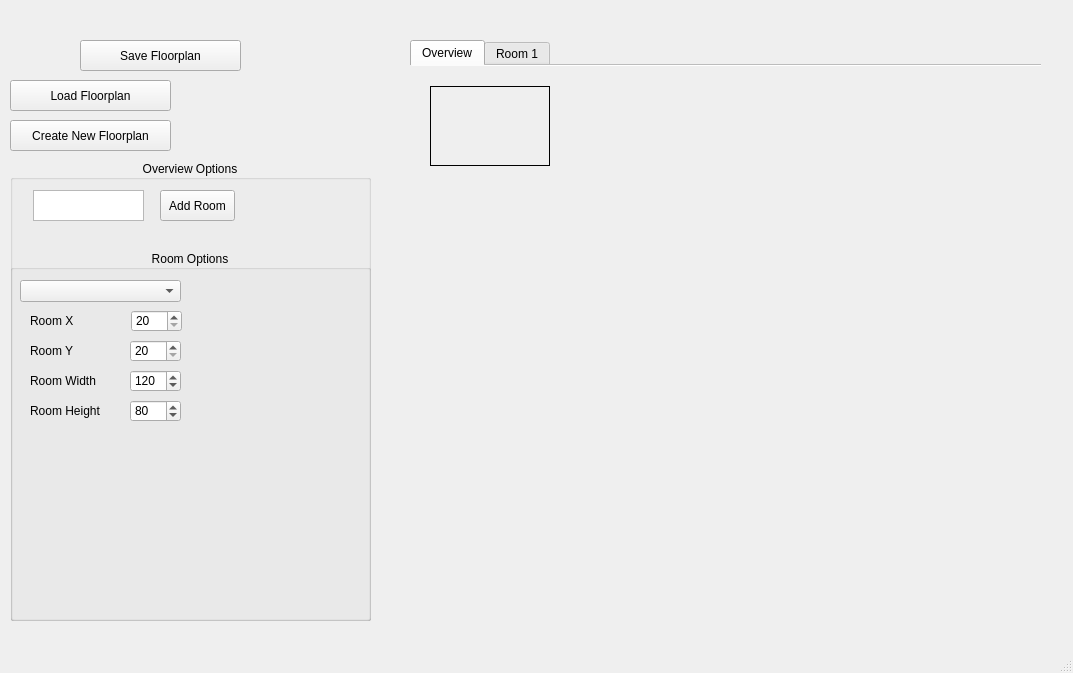
Above: Source/Views/floorplandesigner.ui from CS499-RoboVac/Robovac before the change. Below: the same form after it.
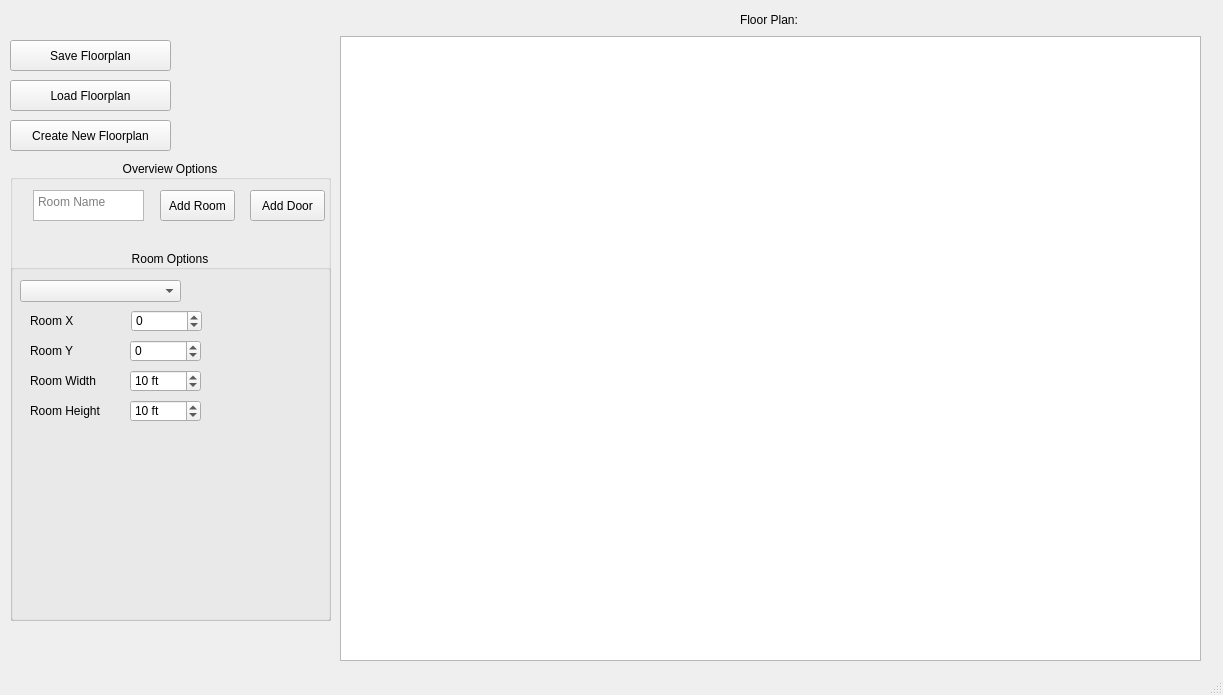
That is the form after the change.

```diff
--- a/Source/Views/floorplandesigner.ui
+++ b/Source/Views/floorplandesigner.ui
@@ -6,8 +6,8 @@
    <rect>
     <x>0</x>
     <y>0</y>
-    <width>1073</width>
-    <height>673</height>
+    <width>1223</width>
+    <height>695</height>
    </rect>
   </property>
   <property name="windowTitle">
@@ -17,7 +17,7 @@
    <widget class="QPushButton" name="saveFloorplanButton">
     <property name="geometry">
      <rect>
-      <x>80</x>
+      <x>10</x>
       <y>40</y>
       <width>161</width>
       <height>31</height>
@@ -53,89 +53,12 @@
      <string>Create New Floorplan</string>
     </property>
    </widget>
-   <widget class="QTabWidget" name="floorplanView">
-    <property name="geometry">
-     <rect>
-      <x>410</x>
-      <y>40</y>
-      <width>631</width>
-      <height>521</height>
-     </rect>
-    </property>
-    <property name="tabShape">
-     <enum>QTabWidget::Rounded</enum>
-    </property>
-    <property name="currentIndex">
-     <number>0</number>
-    </property>
-    <property name="documentMode">
-     <bool>true</bool>
-    </property>
-    <widget class="QWidget" name="overviewTab">
-     <attribute name="title">
-      <string>Overview</string>
-     </attribute>
-     <widget class="QFrame" name="r1">
-      <property name="geometry">
-       <rect>
-        <x>20</x>
-        <y>20</y>
-        <width>120</width>
-        <height>80</height>
-       </rect>
-      </property>
-      <property name="font">
-       <font>
-        <kerning>true</kerning>
-       </font>
-      </property>
-      <property name="frameShape">
-       <enum>QFrame::Box</enum>
-      </property>
-      <property name="frameShadow">
-       <enum>QFrame::Plain</enum>
-      </property>
-      <property name="lineWidth">
-       <number>1</number>
-      </property>
-     </widget>
-    </widget>
-    <widget class="QWidget" name="room1">
-     <attribute name="title">
-      <string>Room 1</string>
-     </attribute>
-     <widget class="QFrame" name="r1_full">
-      <property name="geometry">
-       <rect>
-        <x>20</x>
-        <y>20</y>
-        <width>600</width>
-        <height>400</height>
-       </rect>
-      </property>
-      <property name="font">
-       <font>
-        <kerning>true</kerning>
-       </font>
-      </property>
-      <property name="frameShape">
-       <enum>QFrame::Box</enum>
-      </property>
-      <property name="frameShadow">
-       <enum>QFrame::Plain</enum>
-      </property>
-      <property name="lineWidth">
-       <number>1</number>
-      </property>
-     </widget>
-    </widget>
-   </widget>
    <widget class="QGroupBox" name="optionsBox">
     <property name="geometry">
      <rect>
       <x>10</x>
       <y>160</y>
-      <width>361</width>
+      <width>321</width>
       <height>461</height>
      </rect>
     </property>
@@ -167,13 +90,16 @@
        <height>31</height>
       </rect>
      </property>
+     <property name="placeholderText">
+      <string>Room Name</string>
+     </property>
     </widget>
     <widget class="QGroupBox" name="roomOptions">
      <property name="geometry">
       <rect>
        <x>0</x>
        <y>90</y>
-       <width>361</width>
+       <width>321</width>
        <height>371</height>
       </rect>
      </property>
@@ -201,21 +127,21 @@
        <rect>
         <x>121</x>
         <y>60</y>
-        <width>51</width>
+        <width>71</width>
         <height>22</height>
        </rect>
       </property>
       <property name="minimum">
-       <number>20</number>
+       <number>-99999</number>
       </property>
       <property name="maximum">
-       <number>1000</number>
+       <number>99999999</number>
       </property>
       <property name="singleStep">
        <number>5</number>
       </property>
       <property name="value">
-       <number>20</number>
+       <number>0</number>
       </property>
      </widget>
      <widget class="QLabel" name="roomXLabel">
@@ -275,21 +201,21 @@
        <rect>
         <x>120</x>
         <y>90</y>
-        <width>51</width>
+        <width>71</width>
         <height>22</height>
        </rect>
       </property>
       <property name="minimum">
-       <number>20</number>
+       <number>-99999999</number>
       </property>
       <property name="maximum">
-       <number>1000</number>
+       <number>99999999</number>
       </property>
       <property name="singleStep">
        <number>5</number>
       </property>
       <property name="value">
-       <number>20</number>
+       <number>0</number>
       </property>
      </widget>
      <widget class="QSpinBox" name="roomWBox">
@@ -297,21 +223,24 @@
        <rect>
         <x>120</x>
         <y>120</y>
-        <width>51</width>
+        <width>71</width>
         <height>22</height>
        </rect>
       </property>
+      <property name="suffix">
+       <string> ft</string>
+      </property>
       <property name="minimum">
-       <number>50</number>
+       <number>2</number>
       </property>
       <property name="maximum">
-       <number>1000</number>
+       <number>99999999</number>
       </property>
       <property name="singleStep">
        <number>5</number>
       </property>
       <property name="value">
-       <number>120</number>
+       <number>10</number>
       </property>
      </widget>
      <widget class="QSpinBox" name="roomHBox">
@@ -319,24 +248,92 @@
        <rect>
         <x>120</x>
         <y>150</y>
-        <width>51</width>
+        <width>71</width>
         <height>22</height>
        </rect>
       </property>
+      <property name="suffix">
+       <string> ft</string>
+      </property>
       <property name="minimum">
-       <number>50</number>
+       <number>2</number>
       </property>
       <property name="maximum">
-       <number>1000</number>
+       <number>9999999</number>
       </property>
       <property name="singleStep">
        <number>5</number>
       </property>
       <property name="value">
-       <number>80</number>
+       <number>10</number>
       </property>
      </widget>
     </widget>
+    <widget class="QPushButton" name="addDoorButton">
+     <property name="geometry">
+      <rect>
+       <x>240</x>
+       <y>30</y>
+       <width>75</width>
+       <height>31</height>
+      </rect>
+     </property>
+     <property name="text">
+      <string>Add Door</string>
+     </property>
+    </widget>
+   </widget>
+   <widget class="QWidget" name="verticalLayoutWidget_3">
+    <property name="geometry">
+     <rect>
+      <x>340</x>
+      <y>10</y>
+      <width>861</width>
+      <height>651</height>
+     </rect>
+    </property>
+    <layout class="QVBoxLayout" name="GraphicLayout">
+     <item>
+      <layout class="QHBoxLayout" name="FloorPlanLayout">
+       <item>
+        <spacer name="horizontalSpacer">
+         <property name="orientation">
+          <enum>Qt::Horizontal</enum>
+         </property>
+         <property name="sizeHint" stdset="0">
+          <size>
+           <width>40</width>
+           <height>20</height>
+          </size>
+         </property>
+        </spacer>
+       </item>
+       <item>
+        <widget class="QLabel" name="FloorPlanNameLabel">
+         <property name="text">
+          <string>Floor Plan: </string>
+         </property>
+        </widget>
+       </item>
+       <item>
+        <spacer name="horizontalSpacer_2">
+         <property name="orientation">
+          <enum>Qt::Horizontal</enum>
+         </property>
+         <property name="sizeHint" stdset="0">
+          <size>
+           <width>40</width>
+           <height>20</height>
+          </size>
+         </property>
+        </spacer>
+       </item>
+      </layout>
+     </item>
+     <item>
+      <widget class="QGraphicsView" name="graphicsView"/>
+     </item>
+    </layout>
    </widget>
   </widget>
   <widget class="QStatusBar" name="statusbar"/>
```
Left out of the diff: 8 changed lines with no effect on the pictures.
